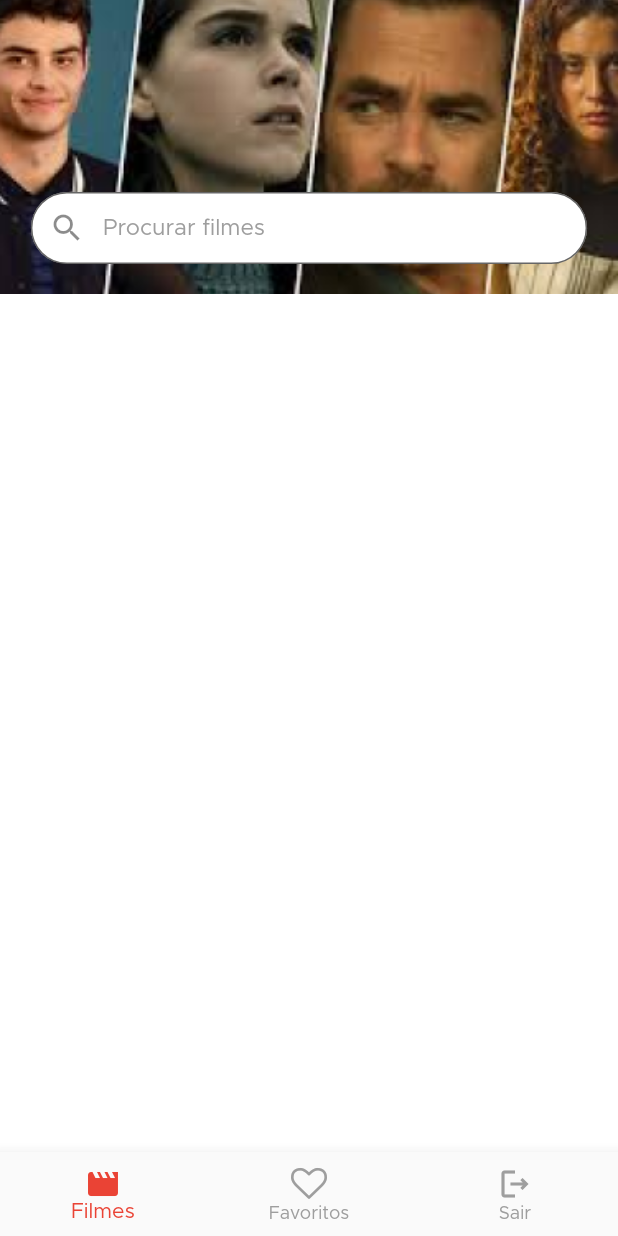
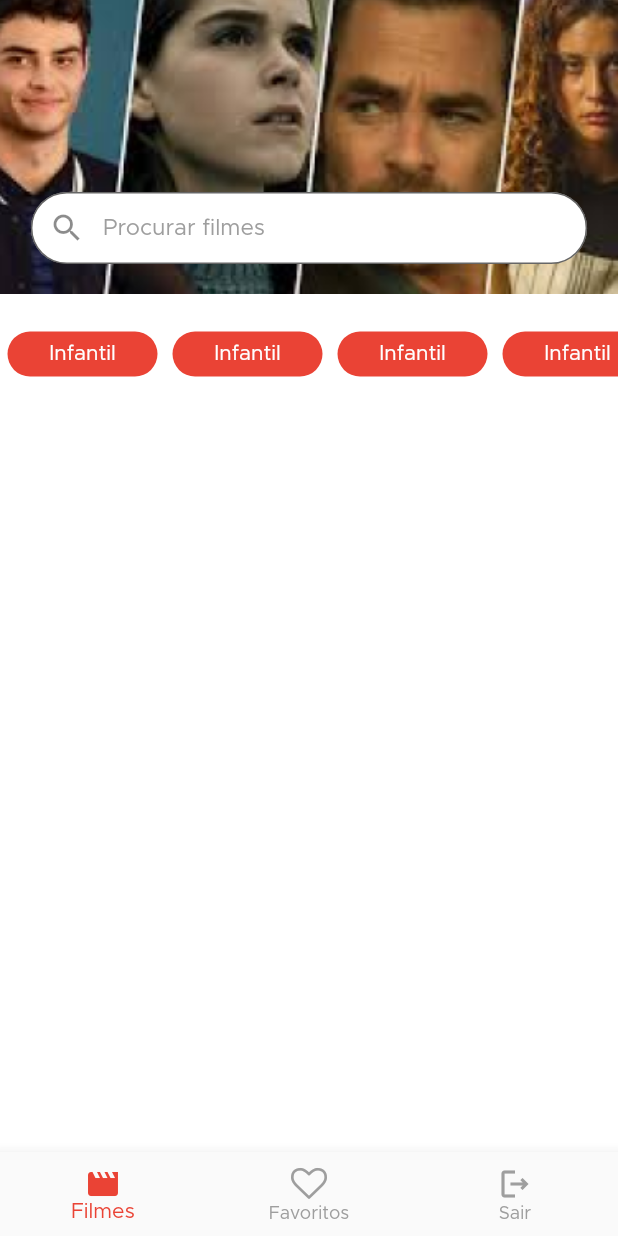
Before and after one commit to jvmMachado/flutter-movies-app, a Flutter app: the screen it shows once a user with an empty profile is signed in, on a phone screen of 412 x 824 dp. Run offline on Flutter 3.47's test engine with Material 2 defaults, Android fonts, the phone set to English and light mode, and no system bars; our stand-ins replace firebase_auth, firebase_core, firebase_remote_config, flutter_signin_button, get, google_sign_in; accounts and stored records are empty.

Commit message:
create movies page's filter widget

```diff
--- a/lib/modules/movies/movies_page.dart
+++ b/lib/modules/movies/movies_page.dart
@@ -1,5 +1,6 @@
 import 'package:flutter/material.dart';
 import 'package:get/get.dart';
+import 'package:movies_app/modules/movies/widgets/movies_filters.dart';
 import 'package:movies_app/modules/movies/widgets/movies_header.dart';
 
 class MoviesPage extends StatelessWidget {
@@ -10,8 +11,9 @@ class MoviesPage extends StatelessWidget {
     return SizedBox(
         width: Get.width,
         child: ListView(
-          children: [
+          children: const [
             MoviesHeader(),
+            MoviesFilters(),
           ],
         ));
   }
--- /dev/null
+++ b/lib/modules/movies/widgets/filter_tag.dart
@@ -0,0 +1,24 @@
+import 'package:flutter/material.dart';
+import 'package:movies_app/application/ui/theme_extensions.dart';
+
+class FilterTag extends StatelessWidget {
+  const FilterTag({Key? key}) : super(key: key);
+
+  @override
+  Widget build(BuildContext context) {
+    return Container(
+      margin: const EdgeInsets.all(5),
+      constraints: const BoxConstraints(minWidth: 100, maxHeight: 30),
+      decoration: BoxDecoration(
+        color: context.themeRed,
+        borderRadius: BorderRadius.circular(30),
+      ),
+      child: const Center(
+        child: Text(
+          'Infantil',
+          style: TextStyle(color: Colors.white, fontSize: 14),
+        ),
+      ),
+    );
+  }
+}
--- /dev/null
+++ b/lib/modules/movies/widgets/movies_filters.dart
@@ -0,0 +1,27 @@
+import 'package:flutter/material.dart';
+import 'package:get/get.dart';
+import 'package:movies_app/modules/movies/widgets/filter_tag.dart';
+
+class MoviesFilters extends StatelessWidget {
+  const MoviesFilters({Key? key}) : super(key: key);
+
+  @override
+  Widget build(BuildContext context) {
+    return Padding(
+      padding: const EdgeInsets.only(top: 20),
+      child: SingleChildScrollView(
+        scrollDirection: Axis.horizontal,
+        child: Row(
+          children: const [
+            FilterTag(),
+            FilterTag(),
+            FilterTag(),
+            FilterTag(),
+            FilterTag(),
+            FilterTag(),
+          ],
+        ),
+      ),
+    );
+  }
+}
```
